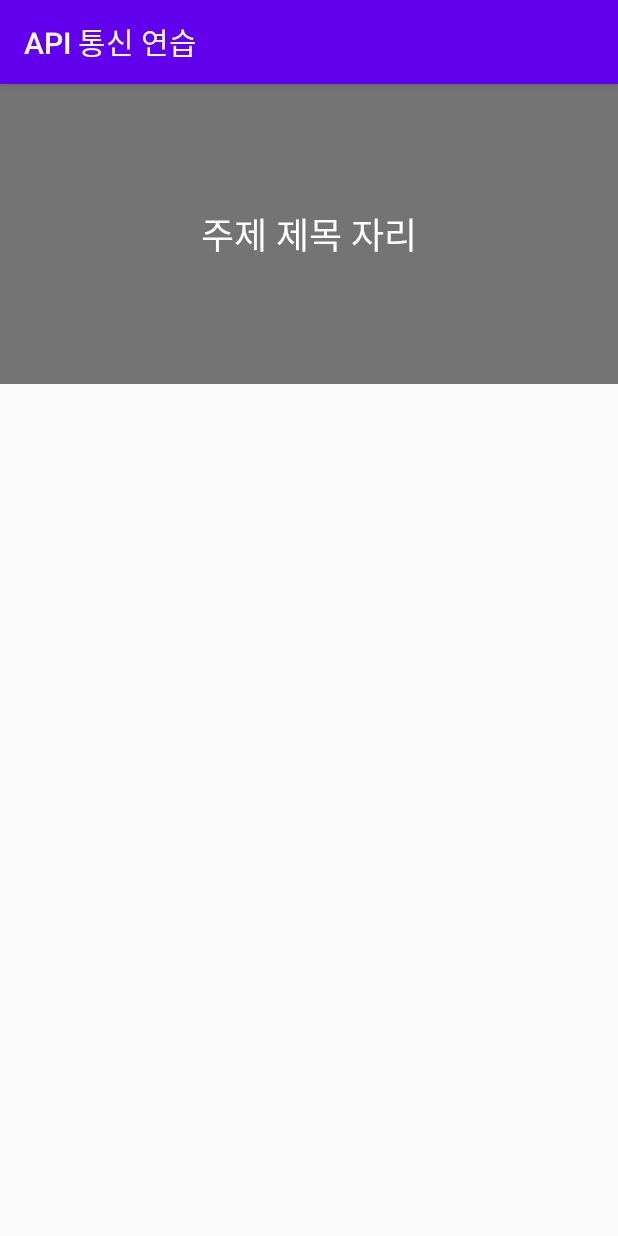
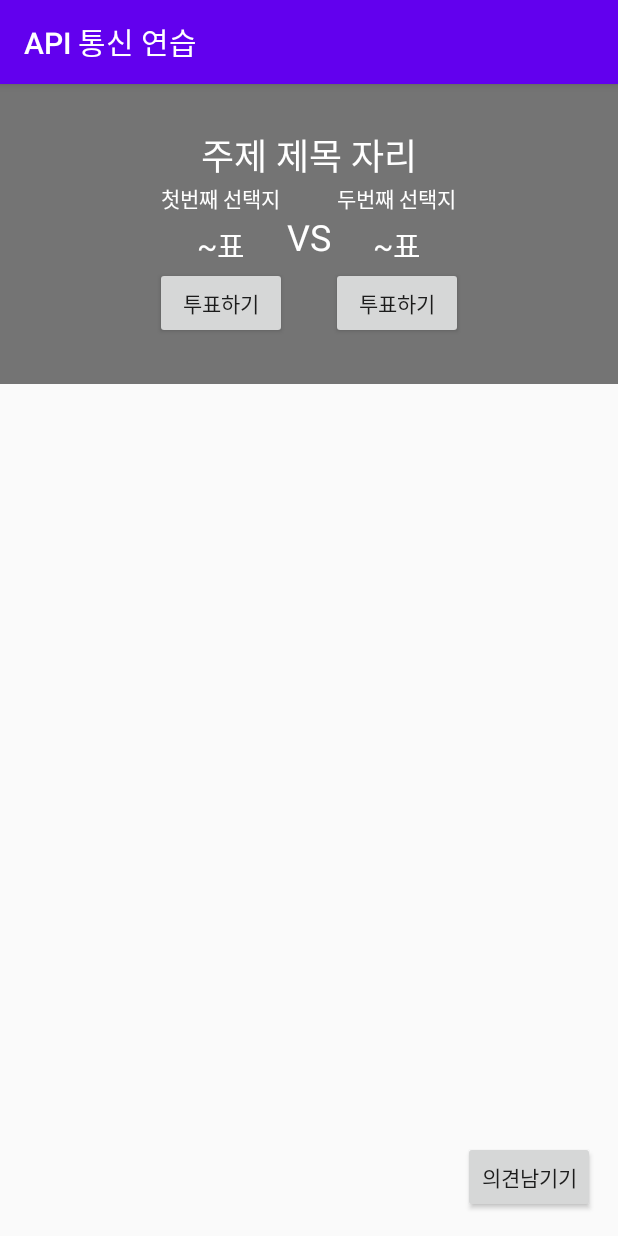
Before and after one commit to nagasee0526/APIPractice_200613, an Android app: the ViewTopicDetailActivity screen opened directly, with no data from a screen before it, on a phone screen of 412 x 824 dp. Run offline under Robolectric (Android 15) with nearby library versions, the phone set to English and light mode, and no system bars; pictures from the network do not load.

```diff
--- /dev/null
+++ b/app/src/main/java/com/ubis/apipractice_200613/datas/User.kt
@@ -0,0 +1,4 @@
+package com.ubis.apipractice_200613.datas
+
+class User {
+}
--- a/app/src/main/res/layout/activity_view_topic_detail.xml
+++ b/app/src/main/res/layout/activity_view_topic_detail.xml
@@ -26,16 +26,111 @@
             android:layout_width="wrap_content"
             android:layout_height="wrap_content"
             android:orientation="vertical"
-            android:layout_gravity="center">
+            android:layout_gravity="center"
+            android:gravity="center">
 
             <TextView
                 android:id="@+id/topicTitleTxt"
                 android:layout_width="wrap_content"
                 android:layout_height="wrap_content"
-                android:textColor="#FFFFFF"
+                android:textColor="@color/color_White"
                 android:textSize="24sp"
                 android:text="주제 제목 자리"/>
+
+            <LinearLayout
+                android:layout_width="wrap_content"
+                android:layout_height="wrap_content"
+                android:orientation="horizontal">
+
+                <LinearLayout
+                    android:layout_width="wrap_content"
+                    android:layout_height="wrap_content"
+                    android:orientation="vertical"
+                    android:gravity="center">
+
+                    <TextView
+                        android:id="@+id/firstSideTxt"
+                        android:layout_width="wrap_content"
+                        android:layout_height="wrap_content"
+                        android:text="첫번째 선택지"
+                        android:textColor="@color/color_White"/>
+
+                    <TextView
+                        android:id="@+id/firstSideVoteCountTxt"
+                        android:layout_marginTop="5dp"
+                        android:layout_width="wrap_content"
+                        android:layout_height="wrap_content"
+                        android:text="~표"
+                        android:textSize="20sp"
+                        android:textColor="@color/color_White"/>
+
+                    <Button
+                        android:id="@+id/voteToFirstBtn"
+                        android:layout_width="wrap_content"
+                        android:layout_height="wrap_content"
+                        android:text="투표하기"/>
+                </LinearLayout>
+
+                <TextView
+                    android:layout_marginTop="20dp"
+                    android:layout_width="wrap_content"
+                    android:layout_height="wrap_content"
+                    android:textColor="@color/color_White"
+                    android:textSize="24sp"
+                    android:text="VS"/>
+
+                <LinearLayout
+                    android:layout_width="wrap_content"
+                    android:layout_height="wrap_content"
+                    android:orientation="vertical"
+                    android:gravity="center">
+
+                    <TextView
+                        android:id="@+id/secondSideVoteCountTxt"
+                        android:layout_width="wrap_content"
+                        android:layout_height="wrap_content"
+                        android:text="두번째 선택지"
+                        android:textColor="@color/color_White"/>
+
+                    <TextView
+                        android:id="@+id/secondVoteCountTxt"
+                        android:layout_marginTop="5dp"
+                        android:layout_width="wrap_content"
+                        android:layout_height="wrap_content"
+                        android:text="~표"
+                        android:textSize="20sp"
+                        android:textColor="@color/color_White"/>
+
+                    <Button
+                        android:id="@+id/voteToScondBtn"
+                        android:layout_width="wrap_content"
+                        android:layout_height="wrap_content"
+                        android:text="투표하기"/>
+
+                </LinearLayout>
+
+            </LinearLayout>
         </LinearLayout>
+
+    </FrameLayout>
+
+    <FrameLayout
+        android:layout_width="match_parent"
+        android:layout_height="match_parent">
+
+        <ListView
+            android:id="@+id/replyListView"
+            android:layout_width="match_parent"
+            android:layout_height="match_parent"/>
+
+        <Button
+            android:id="@+id/replayBtn"
+            android:layout_gravity="right|bottom"
+            android:layout_marginRight="15dp"
+            android:layout_marginBottom="15dp"
+            android:layout_width="wrap_content"
+            android:layout_height="wrap_content"
+            android:text="의견남기기"/>
 
     </FrameLayout>
 
--- a/app/src/main/res/values/colors.xml
+++ b/app/src/main/res/values/colors.xml
@@ -4,4 +4,5 @@
     <color name="colorPrimaryDark">#3700B3</color>
     <color name="colorAccent">#03DAC5</color>
     <color name="color_Black">#000000</color>
+    <color name="color_White">#FFFFFF</color>
 </resources>
```
Also changed, not shown: app/src/main/java/com/ubis/apipractice_200613/ViewTopicDetailActivity.kt (+59 -0 lines), app/src/main/java/com/ubis/apipractice_200613/datas/Topic.kt (+12 -0 lines), app/src/main/java/com/ubis/apipractice_200613/datas/TopicReply.kt (added, +12 -0 lines), app/src/main/java/com/ubis/apipractice_200613/datas/TopicSide.kt (added, +29 -0 lines), app/src/main/java/com/ubis/apipractice_200613/utils/ServerUtils.kt (+40 -0 lines).
